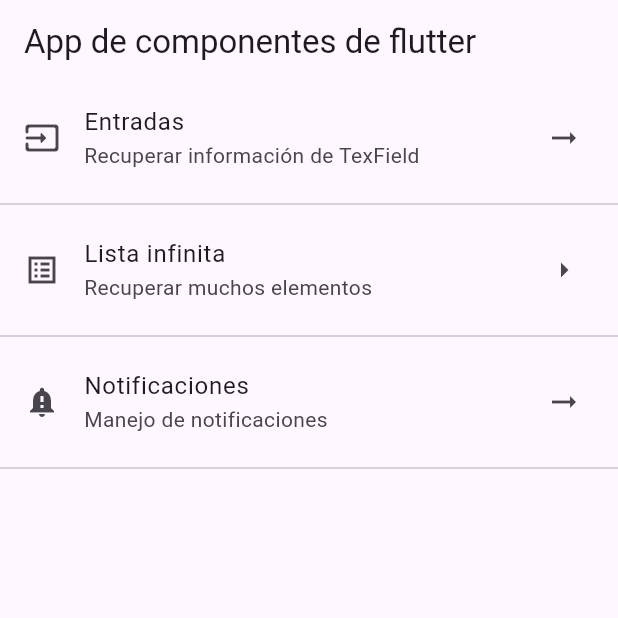
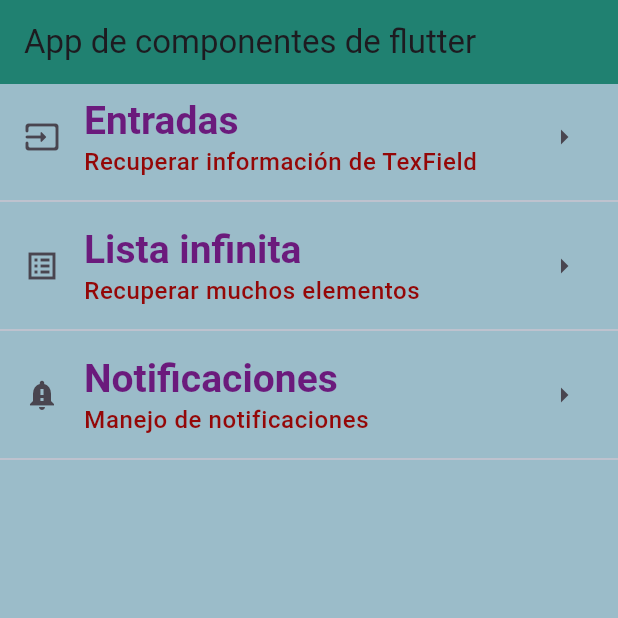
Before and after one commit to Adrianxx1/flutter_componente5a, a Flutter app: the screen it shows after launch, on a phone screen of 412 x 824 dp, the top half of it. Run offline on Flutter 3.47's test engine with Material 3 defaults, Android fonts, the phone set to English and light mode, and no system bars.

Commit message:
Creatingba ThemeData for the app

```diff
--- a/lib/home_screen.dart
+++ b/lib/home_screen.dart
@@ -10,28 +10,33 @@ class HomeScreen extends StatelessWidget {
         title: const Text('App de componentes de flutter'),
         ),
         body: ListView(
-          children: const <Widget>[
+          children: <Widget>[
           ListTile(
-            title: Text('Entradas'),
-            subtitle: Text('Recuperar información de TexField'),
-            leading: Icon(Icons.input_rounded),
-            trailing: Icon(Icons.arrow_right_alt_outlined),
+            title: Text('Entradas',
+            style: Theme.of(context).textTheme.headlineLarge
+
+            ),
+            subtitle: Text('Recuperar información de TexField',  style: Theme.of(context).textTheme.bodySmall,),
+            leading: const Icon(Icons.input_rounded),
+            trailing: const Icon(Icons.arrow_right_outlined),
           ),
-            Divider(),
+            const Divider(),
           ListTile(
-            title: Text('Lista infinita'),
-            subtitle: Text('Recuperar muchos elementos'),
-            leading: Icon(Icons.list_alt_sharp),
-            trailing: Icon(Icons.arrow_right_outlined),
+            title: Text('Lista infinita',  style: Theme.of(context).textTheme.headlineLarge),
+            subtitle: Text('Recuperar muchos elementos',  style: Theme.of(context).textTheme.bodySmall,),
+            leading: const Icon(Icons.list_alt_sharp),
+            trailing: const Icon(Icons.arrow_right_outlined),
           ),
-          Divider(),
+         const Divider(),
           ListTile(
-            title: Text('Notificaciones'),
-            subtitle: Text('Manejo de notificaciones'),
-            leading: Icon(Icons.notification_important),
-            trailing:Icon(Icons.arrow_right_alt_outlined),
+            title: Text('Notificaciones', style: Theme.of(context).textTheme.headlineLarge),
+            subtitle:  Text('Manejo de notificaciones',
+            style: Theme.of(context).textTheme.bodySmall,
+            ),
+            leading: const Icon(Icons.notification_important),
+            trailing:const Icon(Icons.arrow_right_outlined),
           ),
-          Divider(),
+          const Divider(),
 
           ],
         ),
--- a/lib/main_app.dart
+++ b/lib/main_app.dart
@@ -6,9 +6,28 @@ class MainApp extends StatelessWidget {
 
   @override
   Widget build(BuildContext context) {
-    return const MaterialApp(
+    return  MaterialApp(
       debugShowCheckedModeBanner: false,
-      home: HomeScreen(),
+      home: const HomeScreen(),
+      theme: ThemeData(
+        scaffoldBackgroundColor: Color.fromARGB(255, 155, 188, 201),
+        appBarTheme:const AppBarTheme(color: Color.fromARGB(255, 32, 129, 113)),
+        textTheme: const TextTheme(
+          headlineLarge: TextStyle(
+            fontFamily: 'sans-serif',
+            fontSize: 26.0,
+            fontWeight: FontWeight.bold,
+            color: Color.fromARGB(255, 107, 26, 124),
+          ),
+          bodySmall: TextStyle(
+              fontSize: 16.0,
+            fontWeight: FontWeight.w500,
+            color: Color.fromARGB(255, 148, 7, 7),
+          ),
+
+        ),
+      ),
+
 
     );
   }
```
